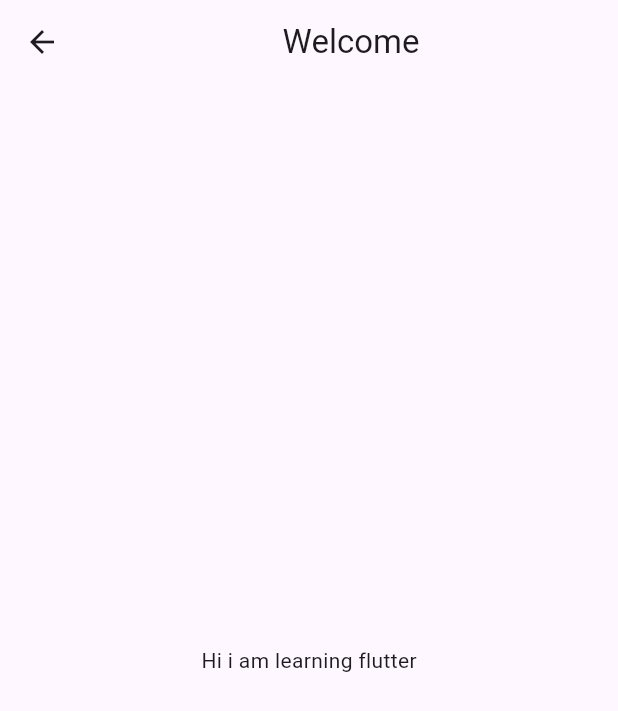
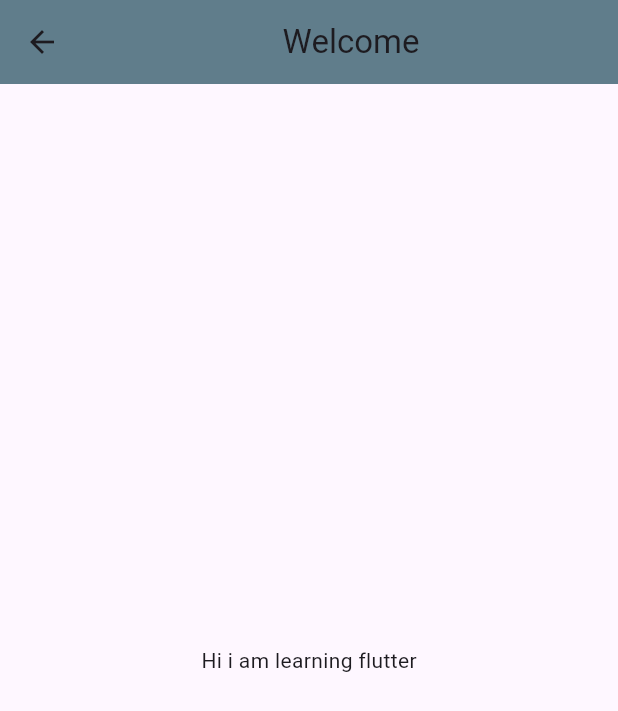
Before and after one commit to waqar-ahmeddev/flutter_simple_ui_practice, a Flutter app: the Screen screen opened directly, on a phone screen of 412 x 824 dp. Shown: the top 711 px of the screen. Run offline on Flutter 3.47's test engine with Material 3 defaults, Android fonts, the phone set to English and light mode, and no system bars.

Commit message:
Set AppBar background color for screen

```diff
--- a/lib/screen.dart
+++ b/lib/screen.dart
@@ -9,7 +9,7 @@ class _ScreenState extends State<Screen> {
   @override
   Widget build(BuildContext context) {
     return Scaffold(
-          appBar: AppBar(title: Center(child: Text('Welcome')),),
+          appBar: AppBar(backgroundColor:Colors.blueGrey,title:  Center(child: Text('Welcome',)),),
           body: Column(
             mainAxisAlignment: MainAxisAlignment.center,
             crossAxisAlignment: CrossAxisAlignment.center,
```
